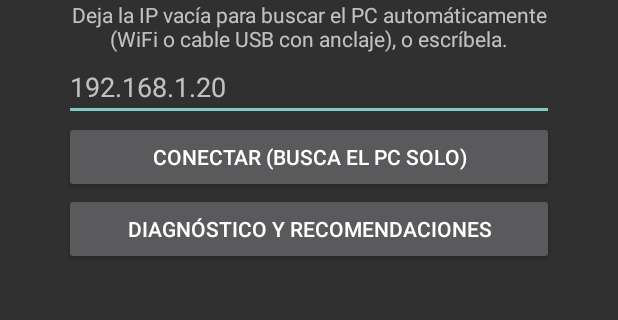
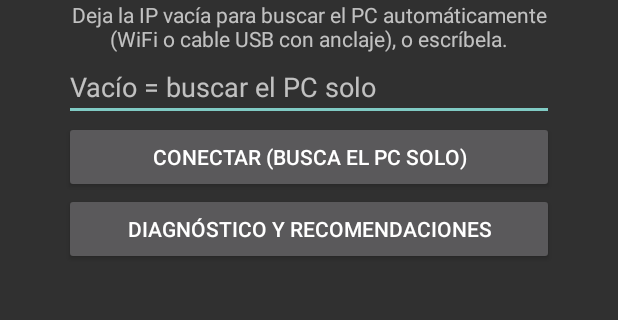
Before and after one commit to sabahrahal/Deslink, an Android app: the screen it shows after launch (MainActivity), on a phone screen of 412 x 824 dp, the part 499-819 px from its top. Run offline under Robolectric (Android 15) with nearby library versions, the phone set to English and light mode, and no system bars.

Commit message:
No rellenar la IP guardada: con el campo vacío siempre se busca el PC por todas las redes
Co-Authored-By: Claude Sonnet 5.5 <noreply@anthropic.com>
Claude-Session: https://claude.ai/code/session_01WuGJb3gXmwq7ZP8cXmQ8yW

```diff
--- a/android/app/src/main/kotlin/com/desklink/MainActivity.kt
+++ b/android/app/src/main/kotlin/com/desklink/MainActivity.kt
@@ -26,9 +26,8 @@ class MainActivity : Activity() {
             gravity = Gravity.CENTER
         }
         val ip = EditText(this).apply {
-            setHint("192.168.1.20")
+            setHint(prefs.getString("host", null)?.let { "Última: $it (vacío = buscar solo)" } ?: "Vacío = buscar el PC solo")
             inputType = InputType.TYPE_CLASS_PHONE
-            setText(prefs.getString("host", ""))
             setSingleLine()
         }
         val statusText = TextView(this).apply { gravity = Gravity.CENTER }
```
